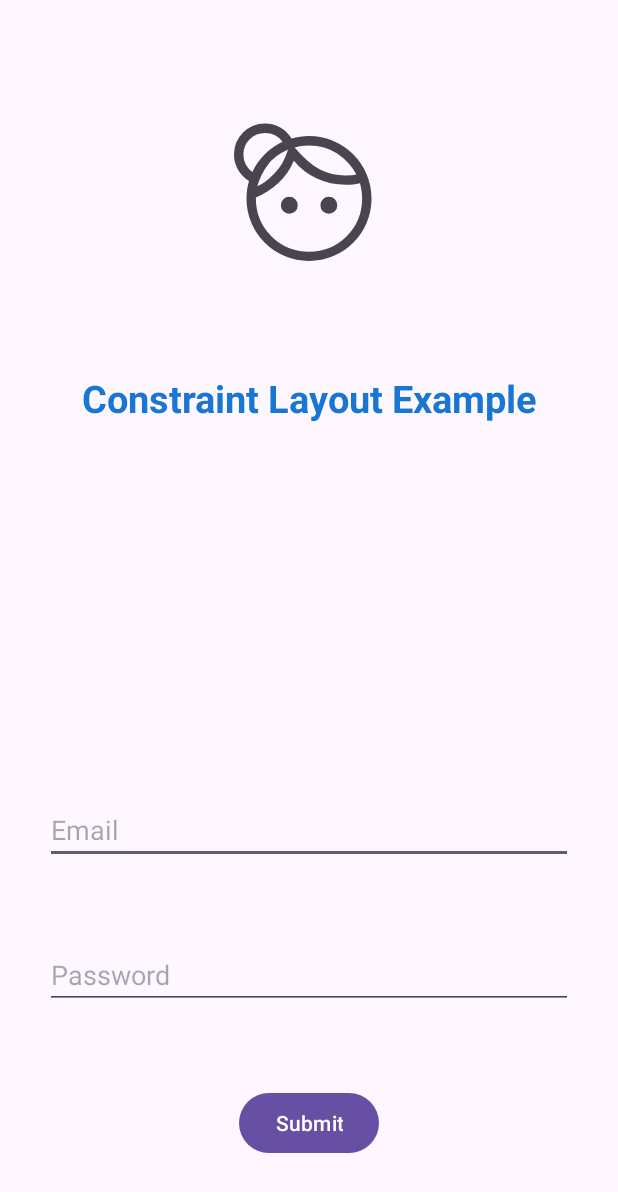
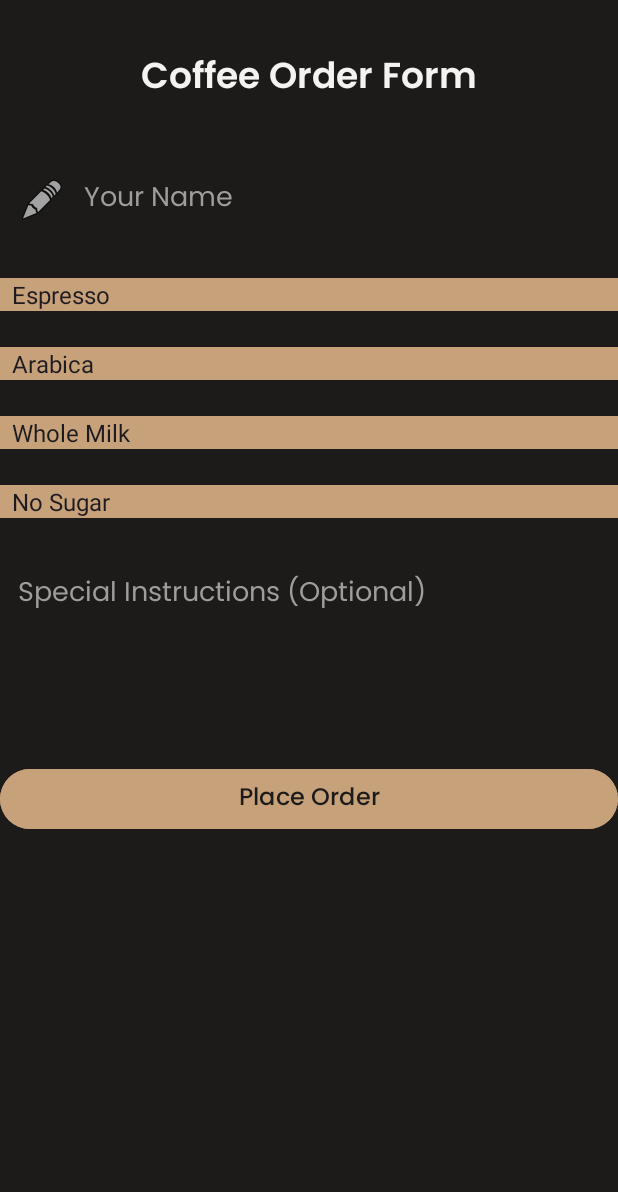
Before and after one commit to shrey-royal/25_Android_GNR, an Android app: the screen it shows after launch (MainActivity before the commit, RelativeLayout after it), on a phone screen of 412 x 824 dp. Shown: the top 1192 px of the screen. Run offline under Robolectric (Android 15) with nearby library versions, the phone set to English and light mode, and no system bars.

Commit message:
relative layout

```diff
--- a/Pro0/app/src/main/AndroidManifest.xml
+++ b/Pro0/app/src/main/AndroidManifest.xml
@@ -12,7 +12,7 @@
         android:supportsRtl="true"
         android:theme="@style/Theme.Pro0">
         <activity
-            android:name=".MainActivity"
+            android:name=".RelativeLayout"
             android:exported="true">
             <intent-filter>
                 <action android:name="android.intent.action.MAIN" />
@@ -20,6 +20,10 @@
                 <category android:name="android.intent.category.LAUNCHER" />
             </intent-filter>
         </activity>
+        <activity
+            android:name=".MainActivity"
+            android:exported="false">
+        </activity>
     </application>
 
 </manifest>
--- /dev/null
+++ b/Pro0/app/src/main/java/com/royal/pro0/RelativeLayout.java
@@ -0,0 +1,24 @@
+package com.royal.pro0;
+
+import android.os.Bundle;
+
+import androidx.activity.EdgeToEdge;
+import androidx.appcompat.app.AppCompatActivity;
+import androidx.core.graphics.Insets;
+import androidx.core.view.ViewCompat;
+import androidx.core.view.WindowInsetsCompat;
+
+public class RelativeLayout extends AppCompatActivity {
+
+    @Override
+    protected void onCreate(Bundle savedInstanceState) {
+        super.onCreate(savedInstanceState);
+        EdgeToEdge.enable(this);
+        setContentView(R.layout.activity_relative_layout);
+        ViewCompat.setOnApplyWindowInsetsListener(findViewById(R.id.main), (v, insets) -> {
+            Insets systemBars = insets.getInsets(WindowInsetsCompat.Type.systemBars());
+            v.setPadding(systemBars.left, systemBars.top, systemBars.right, systemBars.bottom);
+            return insets;
+        });
+    }
+}
--- /dev/null
+++ b/Pro0/app/src/main/res/layout/activity_relative_layout.xml
@@ -0,0 +1,116 @@
+<?xml version="1.0" encoding="utf-8"?>
+<RelativeLayout xmlns:android="http://schemas.android.com/apk/res/android"
+    xmlns:app="http://schemas.android.com/apk/res-auto"
+    xmlns:tools="http://schemas.android.com/tools"
+    android:id="@+id/main"
+    android:layout_width="match_parent"
+    android:layout_height="match_parent"
+    android:background="#1C1B1A"
+    android:padding="24dp"
+    tools:context=".RelativeLayout">
+
+    <!-- Title -->
+    <TextView
+        android:id="@+id/tvTitle"
+        android:layout_width="wrap_content"
+        android:layout_height="wrap_content"
+        android:text="Coffee Order Form"
+        android:textSize="24sp"
+        android:textColor="#F5F3F0"
+        android:fontFamily="@font/poppins_semibold"
+        android:layout_centerHorizontal="true"
+        android:layout_marginTop="32dp"/>
+
+    <!-- Name Field -->
+    <EditText
+        android:id="@+id/etName"
+        android:layout_width="match_parent"
+        android:layout_height="wrap_content"
+        android:hint="Your Name"
+        android:inputType="textPersonName"
+        android:textColor="#F5F3F0"
+        android:textColorHint="#9E9D9C"
+        android:background="@android:color/transparent"
+        android:padding="12dp"
+        android:layout_below="@id/tvTitle"
+        android:layout_marginTop="32dp"
+        android:drawableStart="@android:drawable/ic_menu_edit"
+        android:drawablePadding="12dp"
+        android:fontFamily="@font/poppins_regular"/>
+
+    <!-- Coffee Type Spinner -->
+    <Spinner
+        android:id="@+id/spCoffeeType"
+        android:layout_width="match_parent"
+        android:layout_height="wrap_content"
+        android:layout_below="@id/etName"
+        android:layout_marginTop="24dp"
+        android:background="#C7A17A"
+        android:popupBackground="#F8F1E7"
+        android:entries="@array/coffee_types"/>
+
+    <!-- Bean Type Spinner -->
+    <Spinner
+        android:id="@+id/spBeanType"
+        android:layout_width="match_parent"
+        android:layout_height="wrap_content"
+        android:layout_below="@id/spCoffeeType"
+        android:layout_marginTop="24dp"
+        android:background="#C7A17A"
+        android:popupBackground="#F8F1E7"
+        android:entries="@array/bean_types"/>
+
+    <!-- Milk Options Spinner -->
+    <Spinner
+        android:id="@+id/spMilk"
+        android:layout_width="match_parent"
+        android:layout_height="wrap_content"
+        android:layout_below="@id/spBeanType"
+        android:layout_marginTop="24dp"
+        android:background="#C7A17A"
+        android:popupBackground="#F8F1E7"
+        android:entries="@array/milk_options"/>
+
+    <!-- Sugar Options Spinner -->
+    <Spinner
+        android:id="@+id/spSugar"
+        android:layout_width="match_parent"
+        android:layout_height="wrap_content"
+        android:layout_below="@id/spMilk"
+        android:layout_marginTop="24dp"
+        android:background="#C7A17A"
+        android:popupBackground="#F8F1E7"
+        android:entries="@array/sugar_levels"/>
+
+    <!-- Special Instructions -->
+    <EditText
+        android:id="@+id/etInstructions"
+        android:layout_width="match_parent"
+        android:layout_height="wrap_content"
+        android:hint="Special Instructions (Optional)"
+        android:textColor="#F5F3F0"
+        android:textColorHint="#9E9D9C"
+        android:background="@android:color/transparent"
+        android:padding="12dp"
+        android:layout_below="@id/spSugar"
+        android:layout_marginTop="24dp"
+        android:fontFamily="@font/poppins_regular"
+        android:lines="3"
+        android:gravity="top"
+        android:inputType="textMultiLine"/>
+
+    <!-- Submit Button -->
+    <Button
+        android:id="@+id/btnSubmit"
+        android:layout_width="match_parent"
+        android:layout_height="wrap_content"
+        android:text="Place Order"
+        android:layout_below="@id/etInstructions"
+        android:layout_marginTop="32dp"
+        android:backgroundTint="#C7A17A"
+        android:textColor="#1C1B1A"
+        android:textSize="16sp"
+        android:fontFamily="@font/poppins_medium"
+        android:drawablePadding="12dp"/>
+
+</RelativeLayout>
--- a/Pro0/app/src/main/res/values/strings.xml
+++ b/Pro0/app/src/main/res/values/strings.xml
@@ -1,4 +1,34 @@
 <resources>
     <string name="app_name">Pro0</string>
     <string name="myname">Hello Shrey!</string>
+    <string-array name="coffee_types">
+        <item>Espresso</item>
+        <item>Cappuccino</item>
+        <item>Latte</item>
+        <item>Americano</item>
+        <item>Mocha</item>
+    </string-array>
+
+    <string-array name="bean_types">
+        <item>Arabica</item>
+        <item>Robusta</item>
+        <item>Liberica</item>
+        <item>Excelsa</item>
+    </string-array>
+
+    <string-array name="milk_options">
+        <item>Whole Milk</item>
+        <item>Soy Milk</item>
+        <item>Almond Milk</item>
+        <item>Oat Milk</item>
+        <item>No Milk</item>
+    </string-array>
+
+    <string-array name="sugar_levels">
+        <item>No Sugar</item>
+        <item>1 Spoon</item>
+        <item>2 Spoons</item>
+        <item>3 Spoons</item>
+        <item>Extra Sweet</item>
+    </string-array>
 </resources>
```
Also changed, not shown: Pro0/app/src/main/res/font/poppins_medium.ttf (added), Pro0/app/src/main/res/font/poppins_regular.ttf (added), Pro0/app/src/main/res/font/poppins_semibold.ttf (added).
